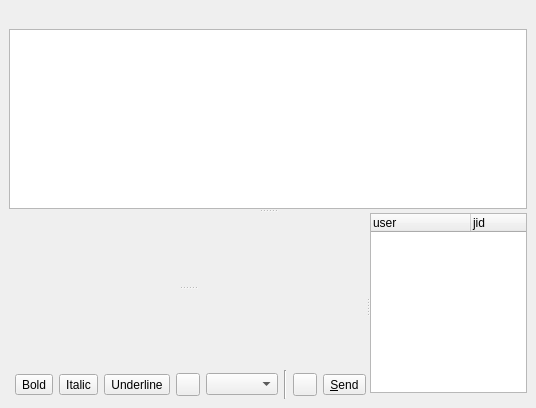
Before: the Qt Designer form widgets/groupchatwidget.ui in xmpp-graveyard/jabbim, drawn with Qt 5.
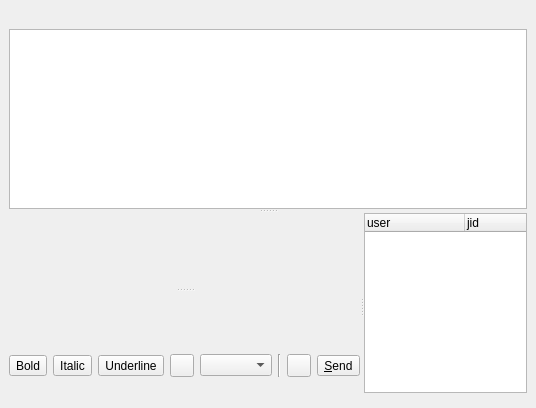
After: the same form once the commit is applied. Icons and pictures are not drawn.

Commit message: selfAvatar in groupchat

```diff
--- a/widgets/groupchatwidget.ui
+++ b/widgets/groupchatwidget.ui
@@ -77,39 +77,47 @@
          <property name="spacing" >
           <number>6</number>
          </property>
-         <item row="1" column="1" >
-          <widget class="QToolButton" name="boldButton" >
-           <property name="focusPolicy" >
-            <enum>Qt::NoFocus</enum>
+         <item row="1" column="0" colspan="2" >
+          <layout class="QHBoxLayout" >
+           <property name="margin" >
+            <number>0</number>
            </property>
-           <property name="text" >
-            <string>Bold</string>
+           <property name="spacing" >
+            <number>6</number>
            </property>
-           <property name="icon" >
-            <iconset>images/16x16/actions/format-text-bold.png</iconset>
-           </property>
-           <property name="checkable" >
-            <bool>true</bool>
-           </property>
-           <property name="toolButtonStyle" >
-            <enum>Qt::ToolButtonIconOnly</enum>
-           </property>
-          </widget>
-         </item>
-         <item row="1" column="0" >
+           <item>
           <spacer>
            <property name="orientation" >
             <enum>Qt::Horizontal</enum>
            </property>
            <property name="sizeHint" >
             <size>
-             <width>16</width>
-             <height>29</height>
+               <width>40</width>
+               <height>20</height>
             </size>
            </property>
           </spacer>
          </item>
-         <item row="1" column="2" >
+           <item>
+            <widget class="QToolButton" name="boldButton" >
+             <property name="focusPolicy" >
+              <enum>Qt::NoFocus</enum>
+             </property>
+             <property name="text" >
+              <string>Bold</string>
+             </property>
+             <property name="icon" >
+              <iconset>images/16x16/actions/format-text-bold.png</iconset>
+             </property>
+             <property name="checkable" >
+              <bool>true</bool>
+             </property>
+             <property name="toolButtonStyle" >
+              <enum>Qt::ToolButtonIconOnly</enum>
+             </property>
+            </widget>
+           </item>
+           <item>
           <widget class="QToolButton" name="italicButton" >
            <property name="focusPolicy" >
             <enum>Qt::NoFocus</enum>
@@ -128,7 +136,46 @@
            </property>
           </widget>
          </item>
-         <item row="1" column="7" >
+           <item>
+            <widget class="QToolButton" name="underlineButton" >
+             <property name="focusPolicy" >
+              <enum>Qt::NoFocus</enum>
+             </property>
+             <property name="text" >
+              <string>Underline</string>
+             </property>
+             <property name="icon" >
+              <iconset>images/16x16/actions/format-text-underline.png</iconset>
+             </property>
+             <property name="checkable" >
+              <bool>true</bool>
+             </property>
+             <property name="toolButtonStyle" >
+              <enum>Qt::ToolButtonIconOnly</enum>
+             </property>
+            </widget>
+           </item>
+           <item>
+            <widget class="QToolButton" name="colorButton" >
+             <property name="popupMode" >
+              <enum>QToolButton::InstantPopup</enum>
+             </property>
+             <property name="toolButtonStyle" >
+              <enum>Qt::ToolButtonIconOnly</enum>
+             </property>
+            </widget>
+           </item>
+           <item>
+            <widget class="QComboBox" name="fontSize" />
+           </item>
+           <item>
+            <widget class="Line" name="line" >
+             <property name="orientation" >
+              <enum>Qt::Vertical</enum>
+             </property>
+            </widget>
+           </item>
+           <item>
           <widget class="QToolButton" name="smileys" >
            <property name="toolTip" >
             <string>You can add emoticons by clicking here</string>
@@ -144,7 +191,7 @@
            </property>
           </widget>
          </item>
-         <item row="1" column="8" >
+           <item>
           <widget class="QToolButton" name="sendButton" >
            <property name="text" >
             <string>&amp;Send</string>
@@ -157,7 +204,24 @@
            </property>
           </widget>
          </item>
-         <item row="0" column="0" colspan="9" >
+          </layout>
+         </item>
+         <item row="0" column="0" >
+          <widget class="QLabel" name="selfAvatar" >
+           <property name="sizePolicy" >
+            <sizepolicy>
+             <hsizetype>0</hsizetype>
+             <vsizetype>0</vsizetype>
+             <horstretch>0</horstretch>
+             <verstretch>0</verstretch>
+            </sizepolicy>
+           </property>
+           <property name="text" >
+            <string/>
+           </property>
+          </widget>
+         </item>
+         <item row="0" column="1" >
           <widget class="QWidget" native="1" name="lineWidget" >
            <property name="minimumSize" >
             <size>
@@ -167,45 +231,6 @@
            </property>
           </widget>
          </item>
-         <item row="1" column="3" >
-          <widget class="QToolButton" name="underlineButton" >
-           <property name="focusPolicy" >
-            <enum>Qt::NoFocus</enum>
-           </property>
-           <property name="text" >
-            <string>Underline</string>
-           </property>
-           <property name="icon" >
-            <iconset>images/16x16/actions/format-text-underline.png</iconset>
-           </property>
-           <property name="checkable" >
-            <bool>true</bool>
-           </property>
-           <property name="toolButtonStyle" >
-            <enum>Qt::ToolButtonIconOnly</enum>
-           </property>
-          </widget>
-         </item>
-         <item row="1" column="5" >
-          <widget class="QComboBox" name="fontSize" />
-         </item>
-         <item row="1" column="6" >
-          <widget class="Line" name="line" >
-           <property name="orientation" >
-            <enum>Qt::Vertical</enum>
-           </property>
-          </widget>
-         </item>
-         <item row="1" column="4" >
-          <widget class="QToolButton" name="colorButton" >
-           <property name="popupMode" >
-            <enum>QToolButton::InstantPopup</enum>
-           </property>
-           <property name="toolButtonStyle" >
-            <enum>Qt::ToolButtonIconOnly</enum>
-           </property>
-          </widget>
-         </item>
         </layout>
        </widget>
       </widget>
```
Lines whose indentation alone changed are shown as unchanged. The commit also changes 2 other files.
